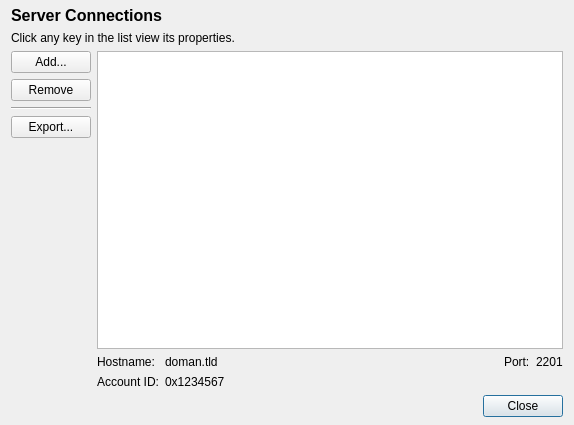
Before: the Qt Designer form data/ui/client/server_connections.ui in stewartadam/fwbackups, drawn with Qt 5.
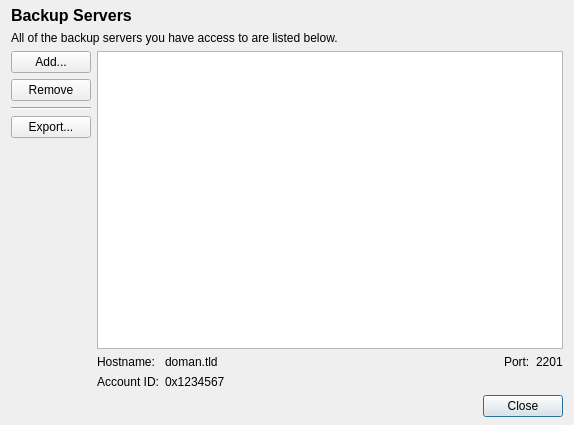
After: the same form once the commit is applied. Icons and pictures are not drawn.

Commit message: Commiting some long lost changes from prior development - minor text changes to UI files

Patch:
```diff
--- a/data/ui/client/server_connections.ui
+++ b/data/ui/client/server_connections.ui
@@ -41,14 +41,14 @@
       </font>
      </property>
      <property name="text">
-      <string>Server Connections</string>
+      <string>Backup Servers</string>
      </property>
     </widget>
    </item>
    <item>
     <widget class="QLabel" name="label">
      <property name="text">
-      <string>Click any key in the list view its properties.</string>
+      <string>All of the backup servers you have access to are listed below.</string>
      </property>
     </widget>
    </item>
```
The commit also changes 4 other files.
